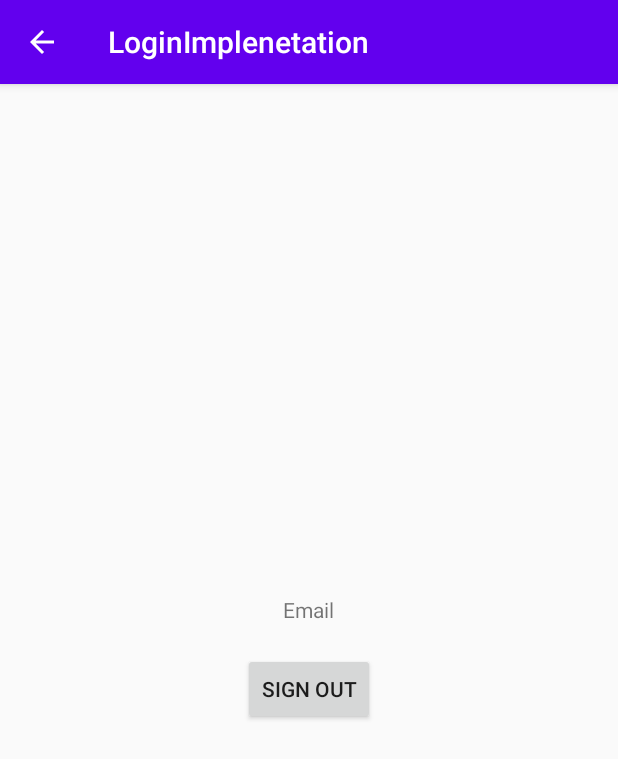
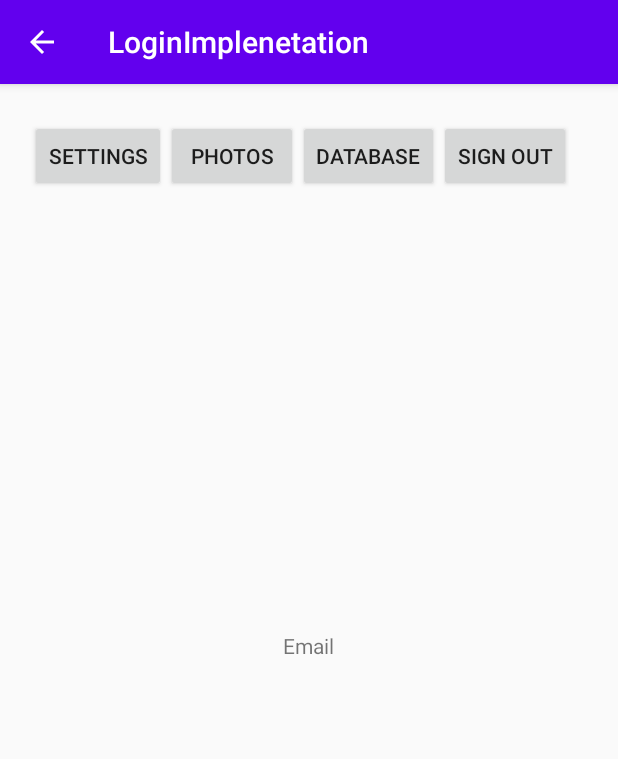
Before and after one commit to andrewgregersen/ExpenseAdvisor, an Android app: the screen it shows after launch once a user with an empty profile is signed in (LoggedInActivity), on a phone screen of 412 x 824 dp. Shown: the top 759 px of the screen. Run offline under Robolectric (Android 15) with nearby library versions, the phone set to English and light mode, and no system bars; our stand-ins replace Firebase (no records; nobody signed in at launch, a user with empty details on screens opened directly).

Commit message:
Started implementing the main activity page

```diff
--- a/LoginImplenetation/app/src/main/res/layout/logged_activity.xml
+++ b/LoginImplenetation/app/src/main/res/layout/logged_activity.xml
@@ -7,10 +7,12 @@
     android:layout_height="match_parent">
 
     <LinearLayout
+        android:id="@+id/linearLayout"
         android:layout_width="match_parent"
         android:layout_height="match_parent"
         android:gravity="center"
         android:orientation="vertical">
+
         <TextView
             android:id="@+id/display_name"
             android:layout_width="wrap_content"
@@ -18,27 +20,68 @@
             android:text="@string/email"
             tools:text="hello world"
             tools:visibility="visible" />
+
         <TextView
+            android:id="@+id/putName"
             android:layout_width="wrap_content"
             android:layout_height="wrap_content"
-            android:id="@+id/putName"
             android:gravity="center"
-            android:text = "Your name here"/>
-
-        <Button
-            android:layout_width="wrap_content"
-            android:layout_height="wrap_content"
-            android:id="@+id/signOut"
-            android:gravity="center"
-            android:text = "@string/sign_out"
-            android:layout_column="3"
-            />
-
+            android:text="Your name here" />
 
 
 
     </LinearLayout>
 
+    <LinearLayout xmlns:android="http://schemas.android.com/apk/res/android"
+        android:layout_width="match_parent"
+        android:layout_height="match_parent"
+        android:gravity="top"
+        android:orientation="horizontal"
+        android:layout_marginTop="12dp"
+        android:paddingTop = "12dp"
+        android:paddingLeft="20dp"
+        android:paddingRight="20dp">
+        <GridLayout
+            android:layout_width="359dp"
+            android:layout_height="48dp"
+            android:layout_gravity="top"
+            android:columnCount="5"
+            android:orientation="horizontal"
+            tools:layout_editor_absoluteX="52dp">
+
+            <Button
+                android:id="@+id/Photos"
+                android:layout_width="wrap_content"
+                android:layout_height="wrap_content"
+                android:layout_column="2"
+                android:text="@string/photos" />
+
+            <Button
+                android:id="@+id/signOut"
+                android:layout_width="wrap_content"
+                android:layout_height="wrap_content"
+                android:layout_column="4"
+                android:gravity="center"
+                android:text="@string/sign_out" />
+
+            <Button
+                android:id="@+id/database"
+                android:layout_width="wrap_content"
+                android:layout_height="wrap_content"
+                android:layout_column="3"
+                android:text="@string/database" />
+
+            <Button
+                android:id="@+id/Settings"
+                android:layout_width="wrap_content"
+                android:layout_height="wrap_content"
+                android:layout_row="0"
+                android:layout_column="1"
+                android:text="@string/settings" />
+        </GridLayout>
+    </LinearLayout>
+
+
 
 
 </androidx.constraintlayout.widget.ConstraintLayout>
--- a/LoginImplenetation/app/src/main/res/values/strings.xml
+++ b/LoginImplenetation/app/src/main/res/values/strings.xml
@@ -10,4 +10,6 @@
     <string name = "email">Email</string>
     <string name="sign_out">Sign Out</string>
     <string name="photos">Photos</string>
+    <string name="database">database</string>
+    <string name="settings">settings</string>
 </resources>
```
Also changed, not shown: LoginImplenetation/app/src/main/java/com/example/loginimplenetation/SettingsActivity.kt (added, +30 -0 lines), LoginImplenetation/app/src/main/res/layout/settings_activity.xml (added, +13 -0 lines).
